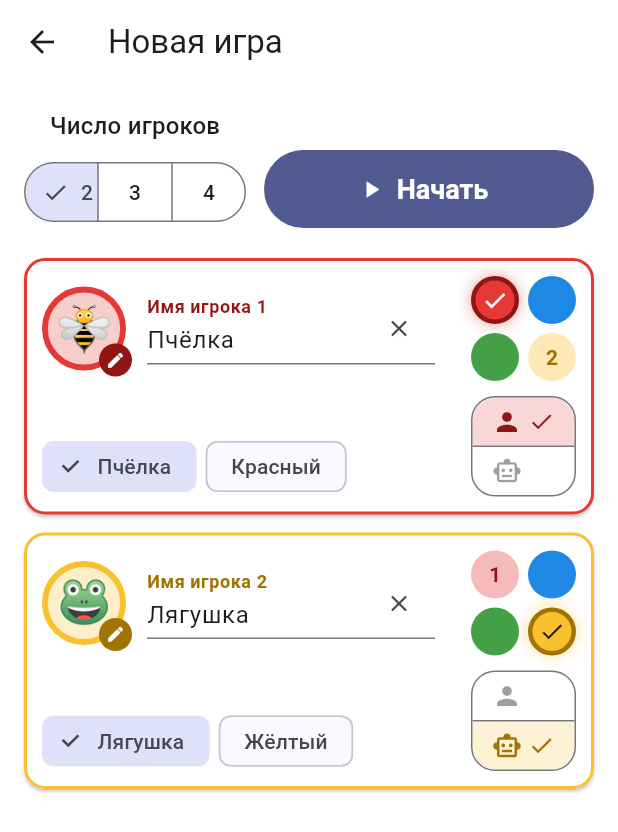
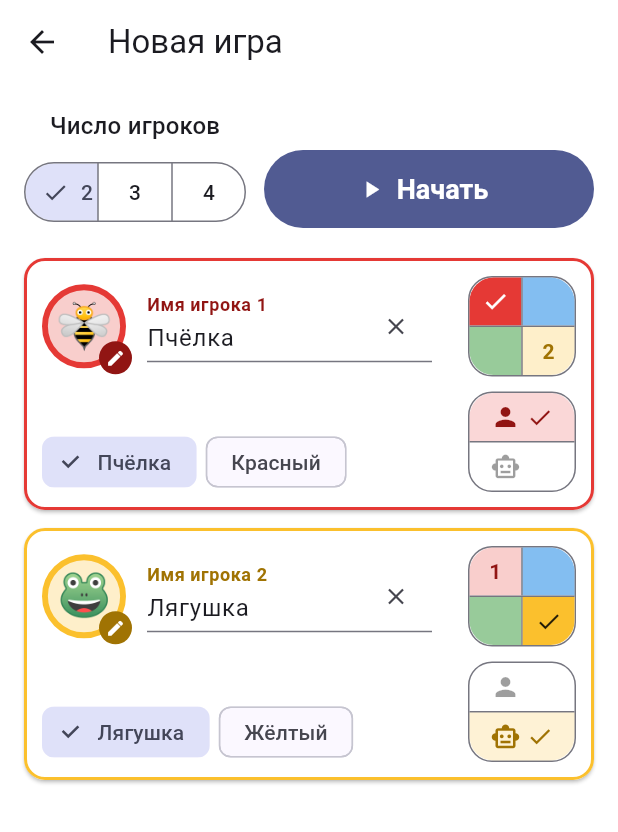
Before and after one commit to sgorbut/trouble, a Flutter app: the SetupScreen screen opened directly, on a phone screen of 412 x 824 dp. Shown: the top 832 px of the screen. Run offline on Flutter 3.47's test engine with Material 3 defaults, Android fonts, the phone set to English and light mode, and no system bars; our stand-ins replace audioplayers, flutter_riverpod, shared_preferences; accounts and stored records are empty.

Commit message:
Выбор цвета — скруглённый квадрат из 4 секций, как человек/бот

```diff
--- a/lib/features/setup/setup_screen.dart
+++ b/lib/features/setup/setup_screen.dart
@@ -241,8 +241,8 @@ class _SetupScreenState extends ConsumerState<SetupScreen> {
   /// игроков; ширина как у квадрата цветов, чтобы блоки стояли в одну колонку.
   Widget _typePicker(_Slot slot) {
     final c = slot.color;
-    const width = _dotSize * 2 + _dotGap;
-    const radius = Radius.circular(16);
+    const width = _pickerWidth;
+    const radius = Radius.circular(_pickerRadius);
     Widget row(PlayerType type, IconData icon, String tooltip, BorderRadius shape) {
       final selected = slot.type == type;
       return Tooltip(
@@ -254,7 +254,7 @@ class _SetupScreenState extends ConsumerState<SetupScreen> {
             onTap: () => setState(() => slot.type = type),
             borderRadius: shape,
             child: SizedBox(
-              height: 32,
+              height: _cellHeight,
               child: Row(
                 mainAxisAlignment: MainAxisAlignment.center,
                 children: [
@@ -295,31 +295,53 @@ class _SetupScreenState extends ConsumerState<SetupScreen> {
     );
   }
 
-  static const _dotSize = 32.0;
-  static const _dotGap = 6.0;
+  /// Общие размеры блоков выбора цвета и человек/бот.
+  static const _pickerWidth = 72.0;
+  static const _pickerRadius = 16.0;
+  static const _cellHeight = 32.0;
 
-  /// Выбор цвета квадратом 2×2 — как дома на поле: красный и синий сверху,
-  /// зелёный и жёлтый снизу.
+  /// Выбор цвета — скруглённый квадрат из 4 секций, как дома на поле: красный и синий
+  /// сверху, зелёный и жёлтый снизу. Рамка и размер — как у выбора человек/бот.
   Widget _colorPicker(_Slot slot) {
-    Widget row(PlayerColor left, PlayerColor right) => Row(
+    final outline = Theme.of(context).colorScheme.outline;
+    const r = Radius.circular(_pickerRadius);
+    Widget row(PlayerColor left, PlayerColor right, BorderRadius l, BorderRadius rr) => Row(
+      children: [
+        Expanded(child: _colorCell(slot, left, l)),
+        Container(width: 1, height: _cellHeight, color: outline),
+        Expanded(child: _colorCell(slot, right, rr)),
+      ],
+    );
+    return Container(
+      width: _pickerWidth,
+      decoration: BoxDecoration(
+        border: Border.all(color: outline),
+        borderRadius: const BorderRadius.all(r),
+      ),
+      child: Column(
         mainAxisSize: MainAxisSize.min,
         children: [
-        _colorDot(slot, left),
-        const SizedBox(width: _dotGap),
-        _colorDot(slot, right),
+          row(
+            PlayerColor.red,
+            PlayerColor.blue,
+            const BorderRadius.only(topLeft: r),
+            const BorderRadius.only(topRight: r),
+          ),
+          Divider(height: 1, thickness: 1, color: outline),
+          row(
+            PlayerColor.green,
+            PlayerColor.yellow,
+            const BorderRadius.only(bottomLeft: r),
+            const BorderRadius.only(bottomRight: r),
+          ),
         ],
-    );
-    return Column(
-      mainAxisSize: MainAxisSize.min,
-      children: [
-        row(PlayerColor.red, PlayerColor.blue),
-        const SizedBox(height: 6),
-        row(PlayerColor.green, PlayerColor.yellow),
-      ],
+      ),
     );
   }
 
-  Widget _colorDot(_Slot slot, PlayerColor color) {
+  /// Секция цвета: выбранный — насыщенный с галочкой, занятый другим игроком —
+  /// бледный с его номером (нажатие меняет игроков цветами), свободный — посередине.
+  Widget _colorCell(_Slot slot, PlayerColor color, BorderRadius shape) {
     final selected = slot.color == color;
     final owner = _slots.indexWhere((s) => s.color == color);
     final takenByOther = !selected && owner < _count;
@@ -327,22 +349,15 @@ class _SetupScreenState extends ConsumerState<SetupScreen> {
       message: takenByOther
           ? '${color.displayName} — у игрока ${owner + 1}, поменяться'
           : color.displayName,
-      child: InkResponse(
+      child: Material(
+        color: color.color.withValues(alpha: selected ? 1 : (takenByOther ? 0.25 : 0.55)),
+        borderRadius: shape,
+        child: InkWell(
           onTap: () => _setColor(slot, color),
-        radius: 24,
-        child: AnimatedContainer(
-          duration: const Duration(milliseconds: 180),
-          width: _dotSize,
-          height: _dotSize,
-          alignment: Alignment.center,
-          decoration: BoxDecoration(
-            shape: BoxShape.circle,
-            color: color.color.withValues(alpha: takenByOther ? 0.35 : 1),
-            border: Border.all(color: selected ? color.dark : Colors.transparent, width: 3),
-            boxShadow: [
-              if (selected) BoxShadow(color: color.color.withValues(alpha: 0.5), blurRadius: 8),
-            ],
-          ),
+          borderRadius: shape,
+          child: SizedBox(
+            height: _cellHeight,
+            child: Center(
               child: selected
                   ? Icon(Icons.check, size: 18, color: color.onColor)
                   : takenByOther
@@ -351,6 +366,8 @@ class _SetupScreenState extends ConsumerState<SetupScreen> {
                       style: TextStyle(color: color.dark, fontWeight: FontWeight.bold),
                     )
                   : null,
+            ),
+          ),
         ),
       ),
     );
```
Lines whose indentation alone changed are shown as unchanged.
